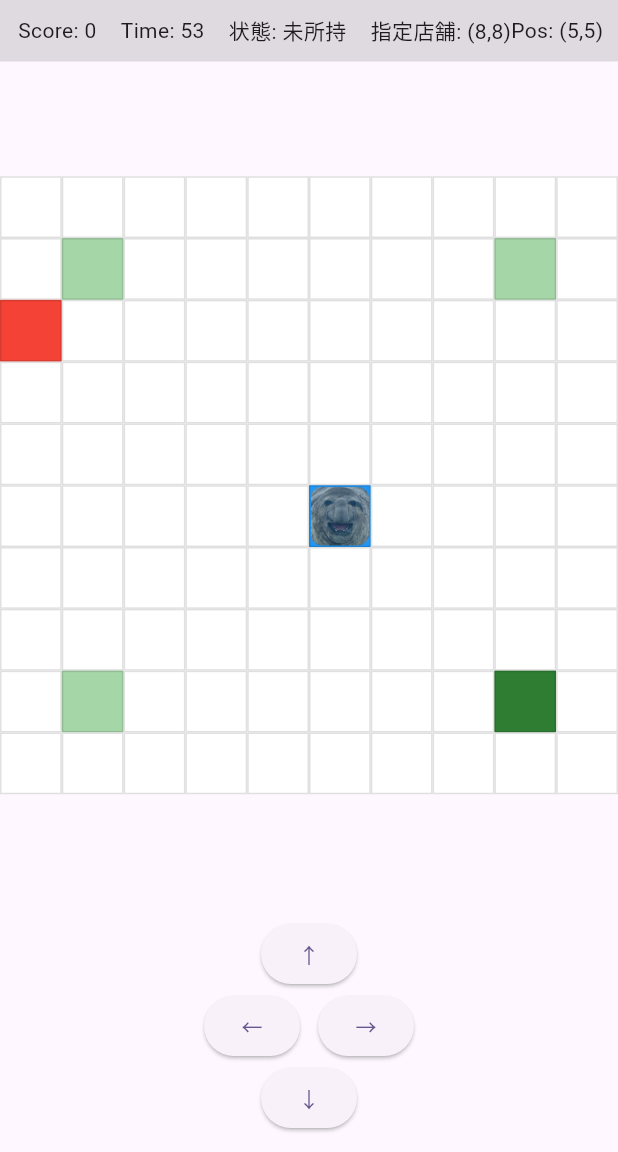
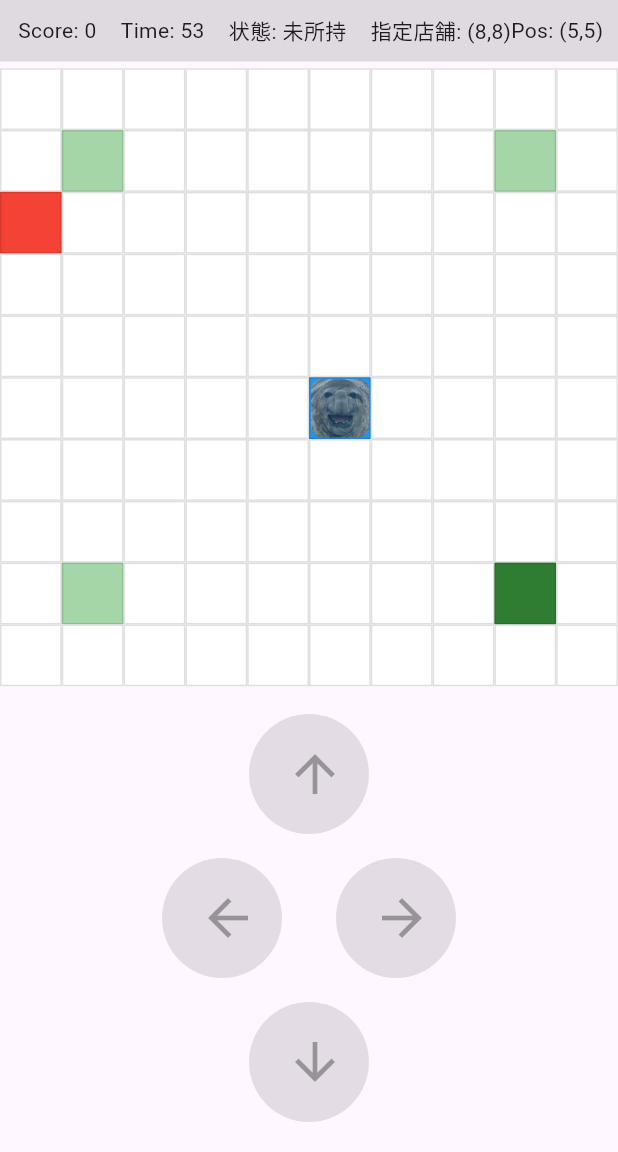
Before and after one commit to morihisashi/delivery_game, a Flutter app: the screen it shows after launch, on a phone screen of 412 x 824 dp, the part 84-1236 px from its top. Run offline on Flutter 3.47's test engine with Material 3 defaults, Android fonts, the phone set to English and light mode, and no system bars.

Commit message:
操作ボタンの大きさ変更、長押し移動の実装

```diff
--- a/lib/screens/game_screen.dart
+++ b/lib/screens/game_screen.dart
@@ -1,3 +1,5 @@
+import 'dart:async';
+
 import 'package:flutter/material.dart';
 
 import '../controllers/game_controller.dart';
@@ -16,6 +18,8 @@ class GameScreen extends StatefulWidget {
 
 class _GameScreenState extends State<GameScreen> {
   late final GameController controller;
+  Timer? _moveTimer;
+  Direction? _currentDirection;
 
   @override
   void initState() {
@@ -29,8 +33,34 @@ class _GameScreenState extends State<GameScreen> {
 
   @override
   void dispose() {
+    _stopMoving();
     controller.dispose();
     super.dispose();
+  }
+
+  void _startMoving(Direction dir) {
+    if (controller.gameStatus == GameStatus.finished) return;
+
+    _currentDirection = dir;
+
+    setState(() {
+      controller.step(dir);
+    });
+
+    _moveTimer?.cancel();
+    _moveTimer = Timer.periodic(const Duration(milliseconds: 150), (_) {
+      if (controller.gameStatus == GameStatus.finished) return;
+
+      setState(() {
+        controller.step(dir);
+      });
+    });
+  }
+
+  void _stopMoving() {
+    _moveTimer?.cancel();
+    _moveTimer = null;
+    _currentDirection = null;
   }
 
   @override
@@ -112,9 +142,9 @@ class _GameScreenState extends State<GameScreen> {
             )
           else
             _Controls(
-              onMove: (dir) {
-                controller.step(dir);
-              },
+              hasPackage: controller.hasPackage,
+              onStartMove: _startMoving,
+              onStopMove: _stopMoving,
             ),
         ],
       ),
@@ -123,9 +153,42 @@ class _GameScreenState extends State<GameScreen> {
 }
 
 class _Controls extends StatelessWidget {
-  const _Controls({required this.onMove});
+  const _Controls({
+    required this.onStartMove,
+    required this.onStopMove,
+    required this.hasPackage,
+  });
 
-  final void Function(Direction dir) onMove;
+  final void Function(Direction dir) onStartMove;
+  final VoidCallback onStopMove;
+  final bool hasPackage;
+
+  static const double _buttonSize = 80;
+  static const double _iconSize = 40;
+
+  Widget _buildButton(IconData icon, Direction dir) {
+    return GestureDetector(
+      onTapDown: (_) => onStartMove(dir),
+      onTapUp: (_) => onStopMove(),
+      onTapCancel: onStopMove,
+      child: Padding(
+        padding: const EdgeInsets.all(8),
+        child: SizedBox(
+          width: _buttonSize,
+          height: _buttonSize,
+          child: ElevatedButton(
+            style: ElevatedButton.styleFrom(
+              shape: const CircleBorder(),
+              backgroundColor: hasPackage ? Colors.orange : Colors.blue,
+              foregroundColor: Colors.white,
+            ),
+            onPressed: null,
+            child: Icon(icon, size: _iconSize),
+          ),
+        ),
+      ),
+    );
+  }
 
   @override
   Widget build(BuildContext context) {
@@ -134,28 +197,16 @@ class _Controls extends StatelessWidget {
       child: Column(
         mainAxisSize: MainAxisSize.min,
         children: [
-          ElevatedButton(
-            onPressed: () => onMove(Direction.up),
-            child: const Text('↑'),
-          ),
+          _buildButton(Icons.arrow_upward, Direction.up),
           Row(
             mainAxisAlignment: MainAxisAlignment.center,
             children: [
-              ElevatedButton(
-                onPressed: () => onMove(Direction.left),
-                child: const Text('←'),
-              ),
-              const SizedBox(width: 12),
-              ElevatedButton(
-                onPressed: () => onMove(Direction.right),
-                child: const Text('→'),
-              ),
+              _buildButton(Icons.arrow_back, Direction.left),
+              const SizedBox(width: 20),
+              _buildButton(Icons.arrow_forward, Direction.right),
             ],
           ),
-          ElevatedButton(
-            onPressed: () => onMove(Direction.down),
-            child: const Text('↓'),
-          ),
+          _buildButton(Icons.arrow_downward, Direction.down),
         ],
       ),
     );
```
